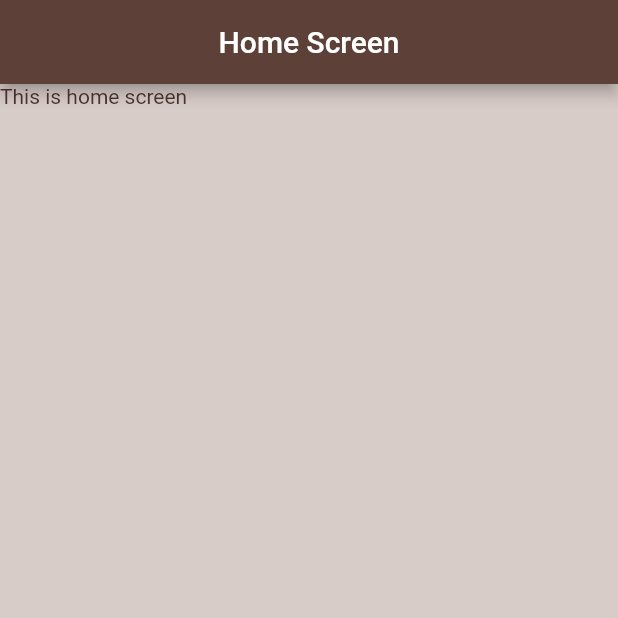
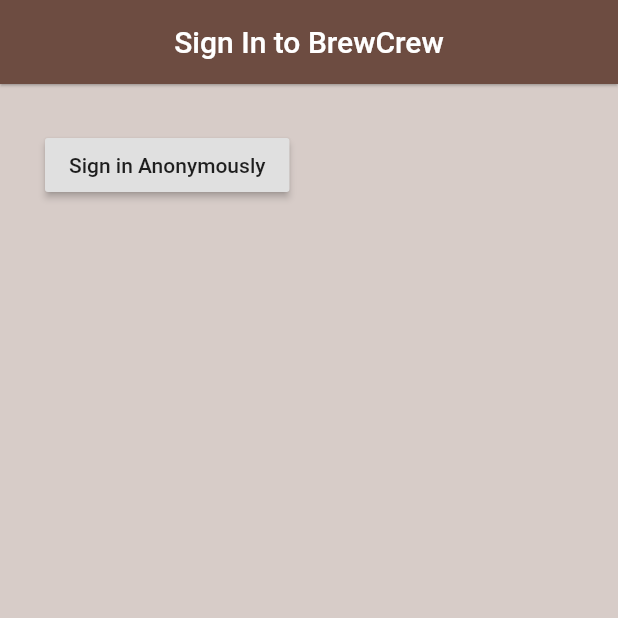
Before and after one commit to aish0509/crew_brew, a Flutter app: the screen it shows after launch, on a phone screen of 412 x 824 dp, the top half of it. Run offline on Flutter 3.47's test engine with Material 2 defaults, Android fonts, the phone set to English and light mode, and no system bars; our stand-ins replace firebase_auth; accounts and stored records are empty.

Commit message:
Anonymous Authentication FB

```diff
--- /dev/null
+++ b/lib/models/user.dart
@@ -0,0 +1,6 @@
+class User {
+  final String uid;
+
+  //Constructor
+  User({this.uid});
+}
--- a/lib/screens/authenticate/authenticate.dart
+++ b/lib/screens/authenticate/authenticate.dart
@@ -1,3 +1,4 @@
+import 'package:brew_crew/screens/authenticate/sign_in.dart';
 import 'package:flutter/material.dart';
 
 class Authenticate extends StatefulWidget {
@@ -8,19 +9,6 @@ class Authenticate extends StatefulWidget {
 class _AuthenticateState extends State<Authenticate> {
   @override
   Widget build(BuildContext context) {
-    return SafeArea(
-      child: Scaffold(
-        backgroundColor: Colors.brown[100],
-        appBar: AppBar(
-          title: Text('Authentication Screen'),
-          backgroundColor: Colors.brown[600],
-          centerTitle: true,
-        ),
-        body: Text(
-          'Hello screen',
-          style: TextStyle(color: Colors.brown[700], fontSize: 20.0),
-        ),
-      ),
-    );
+    return SafeArea(child: SignIn());
   }
 }
--- /dev/null
+++ b/lib/screens/authenticate/sign_in.dart
@@ -0,0 +1,38 @@
+import 'package:brew_crew/services/auth.dart';
+import 'package:flutter/material.dart';
+
+class SignIn extends StatefulWidget {
+  @override
+  _SignInState createState() => _SignInState();
+}
+
+class _SignInState extends State<SignIn> {
+  AuthService _authService = AuthService();
+
+  @override
+  Widget build(BuildContext context) {
+    return Scaffold(
+      backgroundColor: Colors.brown[100],
+      appBar: AppBar(
+        backgroundColor: Colors.brown[600],
+        title: Text('Sign In to BrewCrew'),
+        centerTitle: true,
+        elevation: 0.7,
+      ),
+      body: Container(
+        padding: EdgeInsets.all(30.0),
+        child: RaisedButton(
+            child: Text('Sign in Anonymously'),
+            onPressed: () async {
+              dynamic result = await _authService.anonSignIn();
+              if (result == null) {
+                print("error signing in");
+              } else {
+                print("signed in successfully");
+                print(result.uid);
+              }
+            }),
+      ),
+    );
+  }
+}
--- a/lib/screens/wrapper.dart
+++ b/lib/screens/wrapper.dart
@@ -6,6 +6,6 @@ class Wrapper extends StatelessWidget {
   @override
   Widget build(BuildContext context) {
     //return home or authenticate widget
-    return Home();
+    return Authenticate();
   }
 }
```
Also changed, not shown: lib/services/auth.dart (added, +38 -0 lines).
